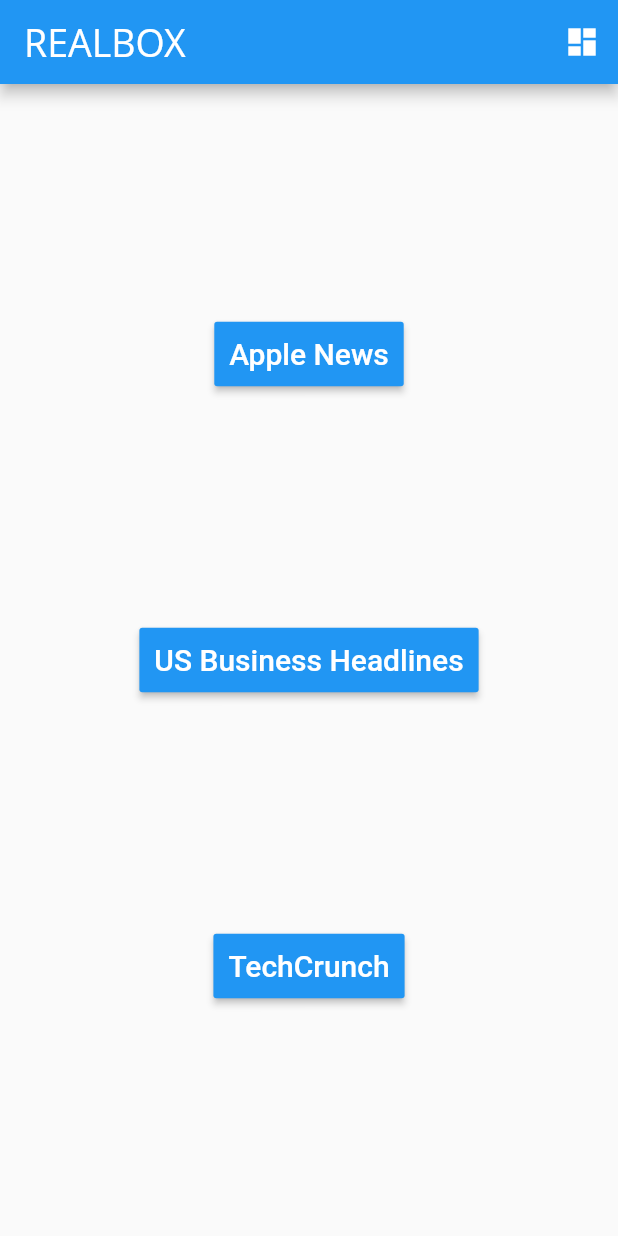
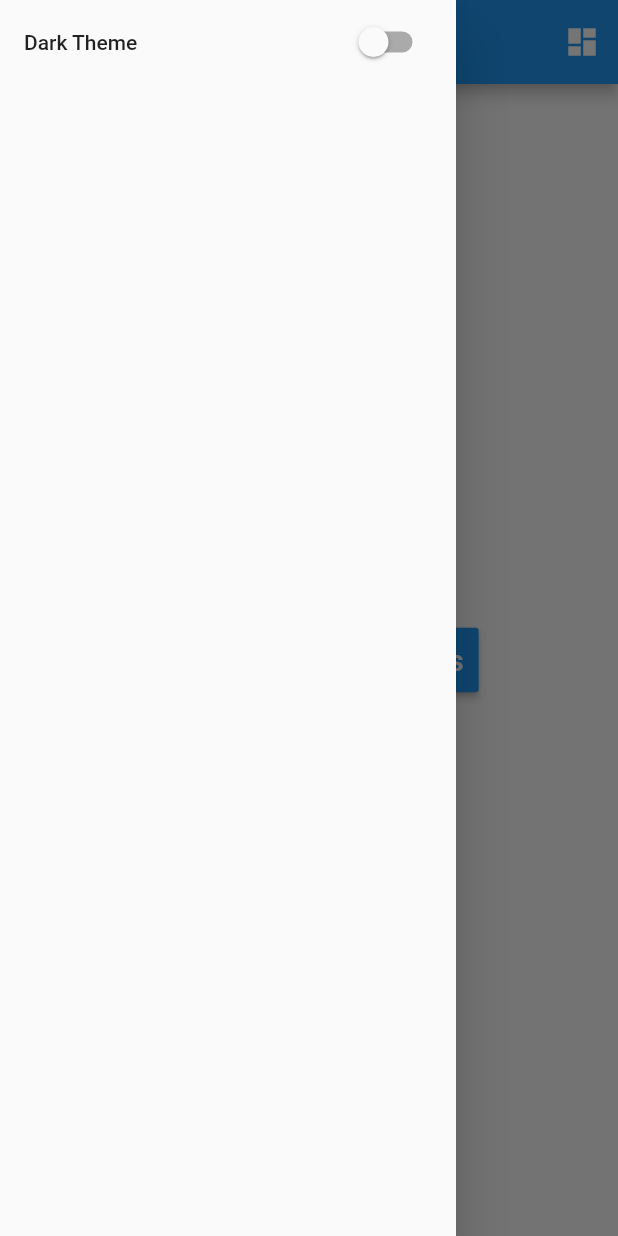
Before and after one commit to alihsistu/my_news_app, a Flutter app: the screen it shows after launch, with the side drawer open (before the commit the screen has no drawer), on a phone screen of 412 x 824 dp. Run offline on Flutter 3.47's test engine with Material 2 defaults, Android fonts, the phone set to English and light mode, and no system bars; network calls fail; Roboto replaces fonts that are missing (Open Sans, Verdana); statements that could not run were skipped.

Commit message:
implementated a super cool Night Mode

```diff
--- a/lib/main.dart
+++ b/lib/main.dart
@@ -29,16 +29,35 @@ void main() async {
   _responseBusiness = await fetchData(_urlApiBusiness);
   _responseTech = await fetchData(_urlApiTech);
 
-  runApp(new MaterialApp(
-    home: new Categories(),
-  ));
+  runApp(MyApp());
+
 }
 
-// stateless widget
-class Categories extends StatelessWidget {
+
+//Using Bloc
+class MyApp extends StatelessWidget {
   @override
   Widget build(BuildContext context) {
-    // T ODO: implement build
+    return StreamBuilder(
+      stream: bloc.darkThemeEnabled,
+      initialData: false,
+      builder: (context, snapshot) => MaterialApp(
+          theme: snapshot.data ? ThemeData.dark() : ThemeData.light(),
+          home: HomePage(snapshot.data)),
+    );
+  }
+}
+
+
+
+// stateless widget
+class HomePage extends StatelessWidget {
+  final bool darkThemeEnabled;
+
+  HomePage(this.darkThemeEnabled);
+
+  @override
+  Widget build(BuildContext context) {
     return new Scaffold(
       appBar: new AppBar(
           // The App Logo comes HERE
@@ -57,6 +76,19 @@ class Categories extends StatelessWidget {
             ),
           ] // action button
           ),
+      drawer: Drawer(
+        child: ListView(
+          children: <Widget>[
+            ListTile(
+              title: Text("Dark Theme"),
+              trailing: Switch(
+                value: darkThemeEnabled,
+                onChanged: bloc.changeTheme,
+              ),
+            )
+          ],
+        ),
+      ),
       body: new Center(
         child: new Column(
           mainAxisAlignment: MainAxisAlignment.spaceEvenly,
@@ -199,3 +231,13 @@ Future<List> fetchData(String urlApi) async {
   http.Response response = await http.get(urlApi);
   return (json.decode(response.body))['articles'];
 }
+
+
+
+class Bloc {
+  final _themeController = StreamController<bool>();
+  get changeTheme => _themeController.sink.add;
+  get darkThemeEnabled => _themeController.stream;
+}
+
+final bloc = Bloc();
```
